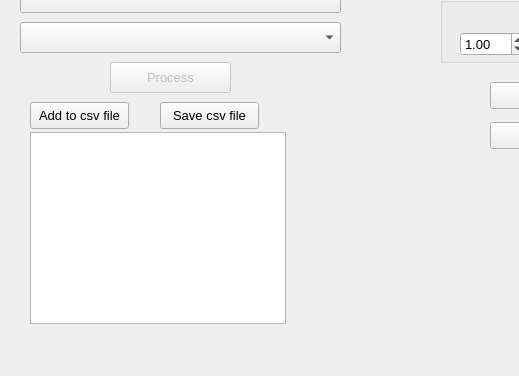
Before: the Qt Designer form src/GUI/mainwindow.ui in mjedros/mgr, drawn with Qt 5; both pictures show x 0 to 519 and y 215 to 591 of the 790 by 591 pixel window.
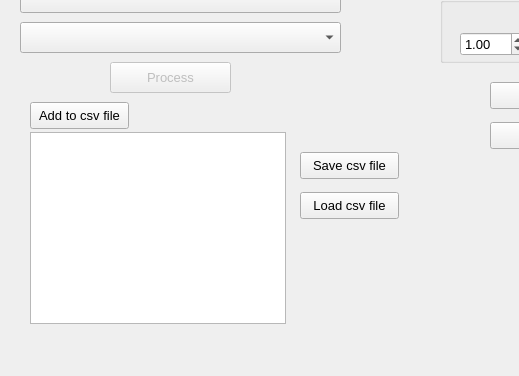
After: the same form once the commit is applied.

The edit to the form file:
```diff
--- a/src/GUI/mainwindow.ui
+++ b/src/GUI/mainwindow.ui
@@ -397,8 +397,8 @@
    <widget class="QPushButton" name="saveCsvFile">
     <property name="geometry">
      <rect>
-      <x>160</x>
-      <y>300</y>
+      <x>300</x>
+      <y>350</y>
       <width>99</width>
       <height>27</height>
      </rect>
@@ -417,6 +417,19 @@
      </rect>
     </property>
    </widget>
+   <widget class="QPushButton" name="loadCsvFile">
+    <property name="geometry">
+     <rect>
+      <x>300</x>
+      <y>390</y>
+      <width>99</width>
+      <height>27</height>
+     </rect>
+    </property>
+    <property name="text">
+     <string>Load csv file</string>
+    </property>
+   </widget>
   </widget>
   <widget class="QToolBar" name="mainToolBar">
    <attribute name="toolBarArea">
```
